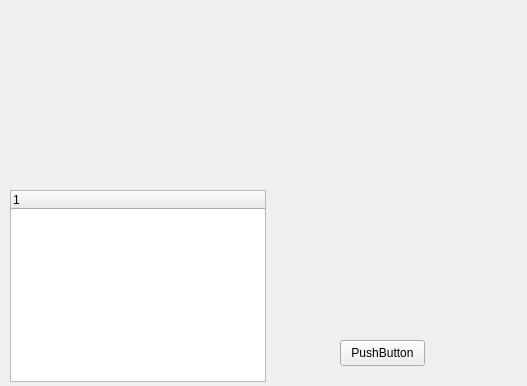
First picture: the form in adminPanel.ui, repository MIDOKIM/CourseManagement, before the edit.
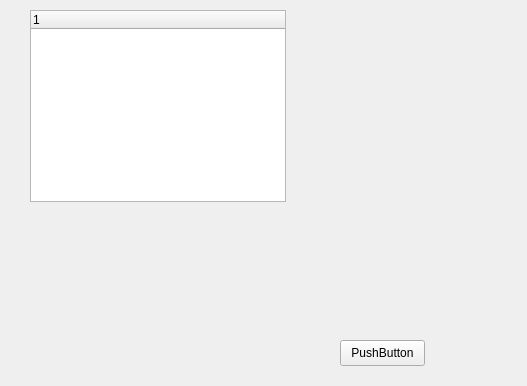
Second picture: the form after the edit.

Patch:
```diff
--- a/adminPanel.ui
+++ b/adminPanel.ui
@@ -29,8 +29,8 @@
   <widget class="QTreeWidget" name="treeWidget">
    <property name="geometry">
     <rect>
-     <x>10</x>
-     <y>190</y>
+     <x>30</x>
+     <y>10</y>
      <width>256</width>
      <height>192</height>
     </rect>
```
